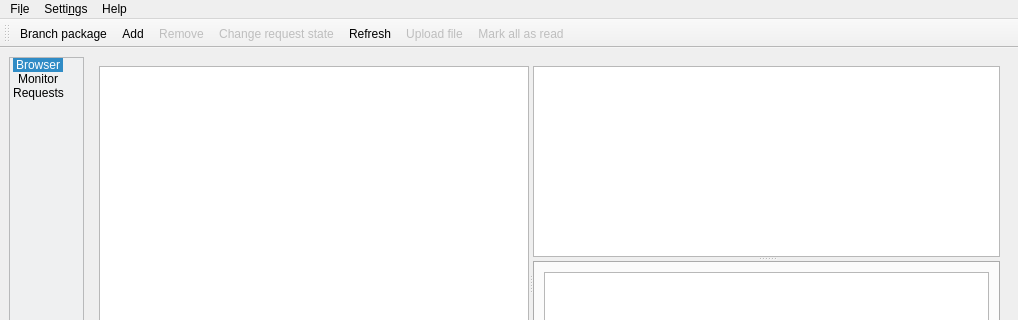
The window that src/gui/mainwindow.ui (javierllorente/qactus) describes before a commit, drawn with Qt 5; both pictures show x 0 to 1018 and y 0 to 320 of the 1018 by 540 pixel window.
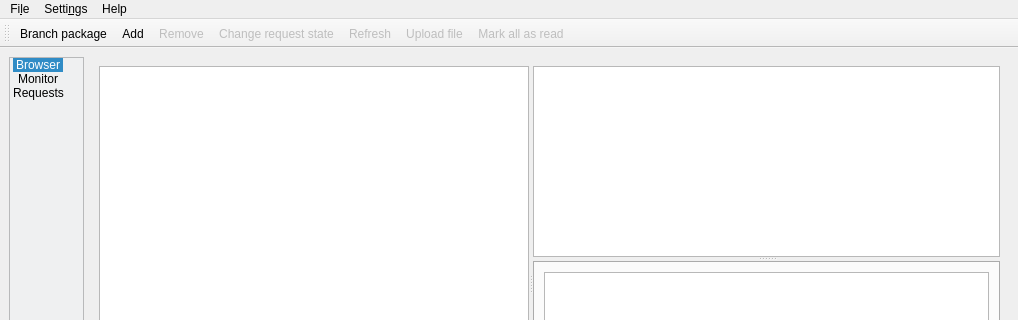
The same window after the commit. Icons and pictures are not drawn. Custom widgets are drawn as their Qt base class.

Commit message: Disable the refresh button in the browser tab (action unrelated)

```diff
--- a/src/gui/mainwindow.ui
+++ b/src/gui/mainwindow.ui
@@ -482,6 +482,9 @@
    </property>
   </action>
   <action name="action_Refresh">
+   <property name="enabled">
+    <bool>false</bool>
+   </property>
    <property name="icon">
     <iconset theme="view-refresh">
      <normaloff>.</normaloff>.</iconset>
```
The commit also changes 1 other file.
